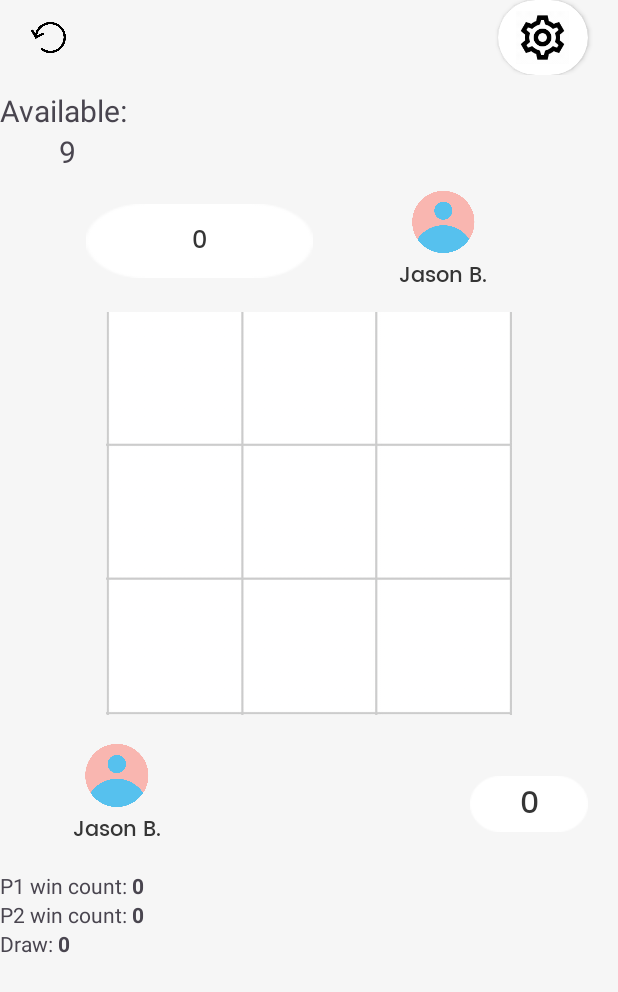
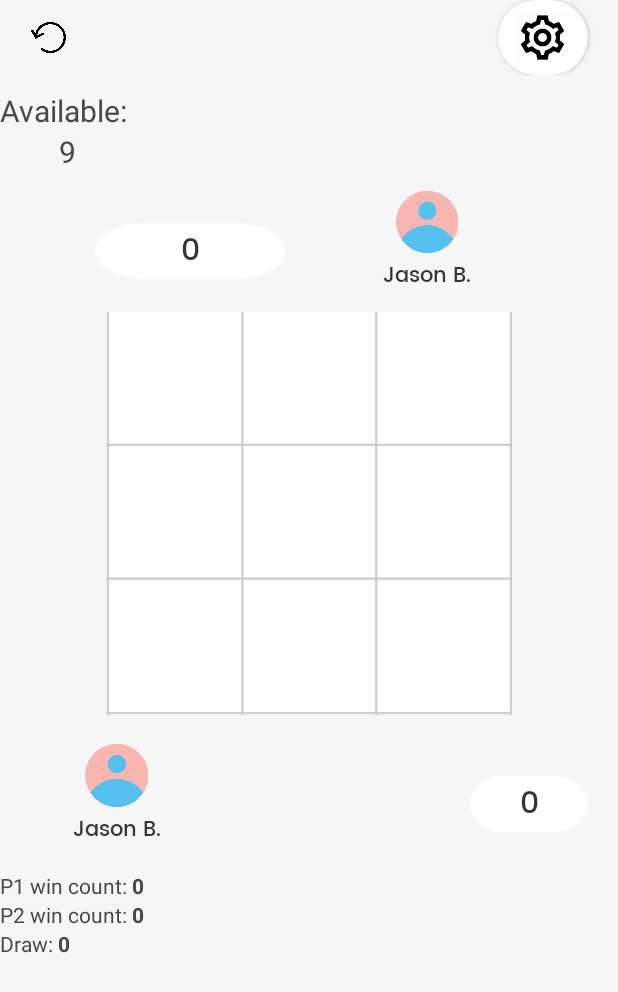
Before and after one commit to Terris711/MAD_Assignment1, an Android app: the screen it shows after launch (InGameActivity), after a tap on "Play", on a phone screen of 412 x 824 dp. Shown: the top 992 px of the screen. Run offline under Robolectric (Android 15) with nearby library versions, the phone set to English and light mode, and no system bars.

Commit message:
Merging Soyoen and Anna -Waiting for Hans

```diff
--- a/app/src/main/res/layout/activity_in_game.xml
+++ b/app/src/main/res/layout/activity_in_game.xml
@@ -89,30 +89,27 @@
 
 
         <LinearLayout
-
-            android:layout_width="wrap_content"
-            android:layout_height="49dp"
+            android:layout_width="0dp"
+            android:layout_height="37dp"
             android:layout_gravity="center"
-            android:layout_marginTop="8dp"
-            android:layout_marginBottom="5dp"
-            android:layout_weight="1"
+            android:layout_marginTop="22.5dp"
+            android:layout_marginBottom="13dp"
+            android:layout_weight="2"
             android:background="@drawable/count_background"
             android:gravity="center"
             android:orientation="vertical">
 
             <TextView
                 android:id="@+id/player_two_count"
-                android:layout_width="49dp"
-                android:layout_height="49dp"
+                android:layout_width="match_parent"
+                android:layout_height="wrap_content"
                 android:layout_gravity="center"
                 android:fontFamily="@font/poppins_medium"
                 android:gravity="center"
                 android:text="0"
                 android:textColor="#353535"
-                android:textSize="16dp"></TextView>
+                android:textSize="20dp"></TextView>
         </LinearLayout>
-
-
 
         <LinearLayout
             android:layout_width="0dp"
```
